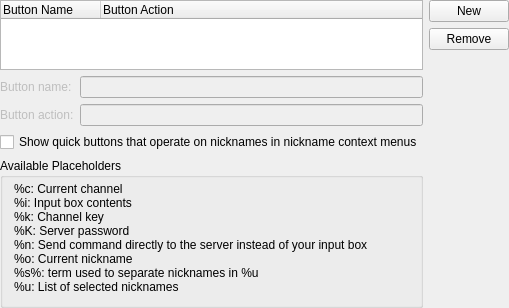
Above: src/config/quickbuttons_configui.ui from KDE/konversation before the change. Below: the same form after it.
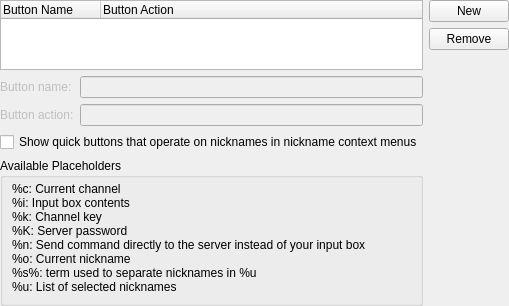
That is the form after the change. Custom widgets are drawn as their Qt base class.

Commit message: Remove outdated <layoutdefault> from UI files

The edit to the form file:
```diff
--- a/src/config/quickbuttons_configui.ui
+++ b/src/config/quickbuttons_configui.ui
@@ -180,7 +180,6 @@
    </item>
   </layout>
  </widget>
- <layoutdefault spacing="6" margin="11"/>
  <customwidgets>
   <customwidget>
    <class>KLineEdit</class>
```
The commit also changes 19 other files.
